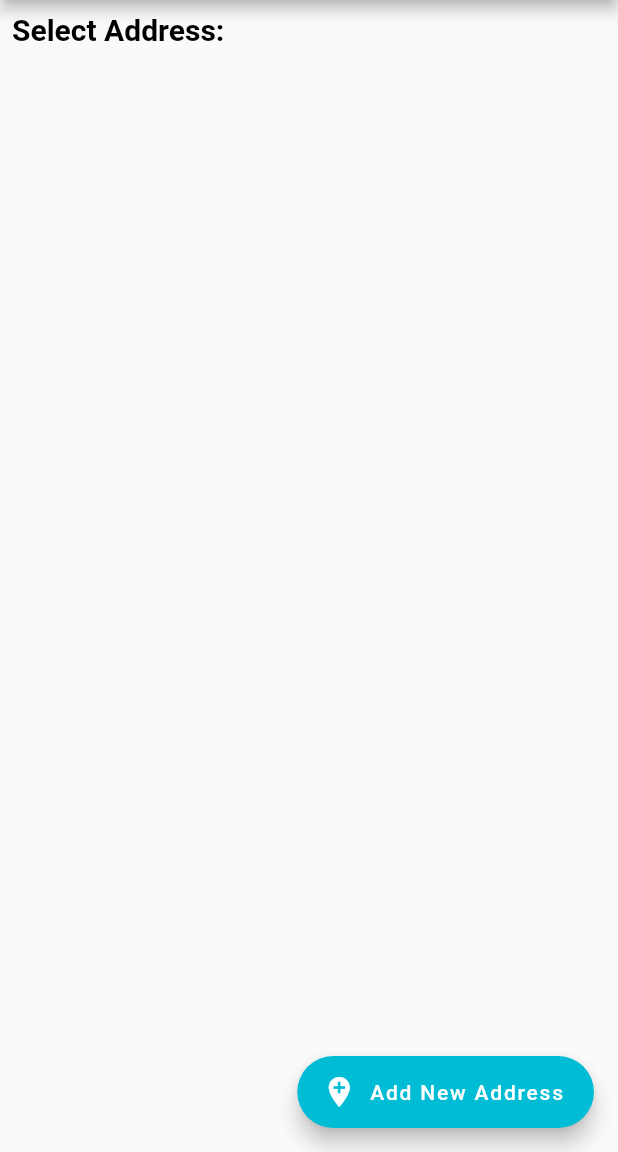
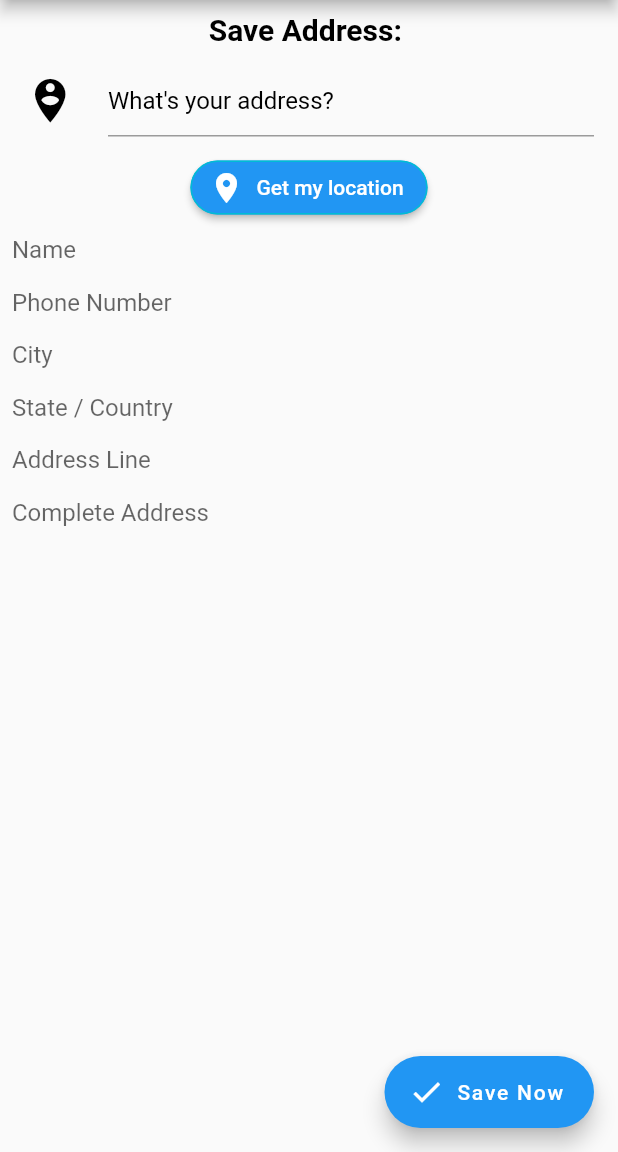
Before and after one commit to name-iffat/tuition_app, a Flutter app: the AddressScreen screen opened directly, after a tap on "Add New Address", on a phone screen of 412 x 824 dp, the part 84-1236 px from its top. Run offline on Flutter 3.47's test engine with Material 2 defaults, Android fonts, the phone set to English and light mode, and no system bars; our stand-ins replace carousel_slider, cloud_firestore, firebase_auth, firebase_core, firebase_storage, fluttertoast and 4 more; missing offline and left inert: number_inc_dec; accounts and stored records are empty.

Commit message:
save new address UI

```diff
--- a/lib/mainScreeen/address_screen.dart
+++ b/lib/mainScreeen/address_screen.dart
@@ -1,4 +1,6 @@
 import 'package:flutter/material.dart';
+import 'package:tuition_app/mainScreeen/save_address_screen.dart';
+import 'package:tuition_app/widgets/simple_app_bar.dart';
 
 class AddressScreen extends StatefulWidget {
 
@@ -15,30 +17,7 @@ class _AddressScreenState extends State<AddressScreen> {
   @override
   Widget build(BuildContext context) {
     return Scaffold(
-      appBar: AppBar(
-        iconTheme: const IconThemeData(
-          color: Colors.white,
-        ),
-        flexibleSpace: Container(
-          decoration: const BoxDecoration(
-              gradient: LinearGradient(
-                colors: [
-                  Colors.cyan,
-                  Colors.amber,
-                ],
-                begin: const FractionalOffset(0.0, 0.0),
-                end: const FractionalOffset(1.0, 0.0),
-                stops: [0.0,1.0],
-                tileMode: TileMode.clamp,
-              )
-          ),
-        ),
-        title: const Text(
-          "TutorGO",
-          style: TextStyle(fontSize: 30, fontFamily: "Bebas"),
-        ),
-        centerTitle: true,
-      ),
+      appBar: SimpleAppBar(),
       floatingActionButton: FloatingActionButton.extended(
         label: const Text("Add New Address"),
           backgroundColor: Colors.cyan,
@@ -46,6 +25,7 @@ class _AddressScreenState extends State<AddressScreen> {
           onPressed: ()
           {
             //save address to parent location
+            Navigator.push(context, MaterialPageRoute(builder: (c)=> SaveAddressScreen()));
           }
           ),
       body: Column(
--- /dev/null
+++ b/lib/mainScreeen/save_address_screen.dart
@@ -0,0 +1,128 @@
+import 'package:flutter/material.dart';
+import 'package:tuition_app/widgets/simple_app_bar.dart';
+import 'package:tuition_app/widgets/text_field.dart';
+
+class SaveAddressScreen extends StatelessWidget {
+  final _name = TextEditingController();
+  final _phoneNumber = TextEditingController();
+  final _flatNumber = TextEditingController();
+  final _city = TextEditingController();
+  final _state = TextEditingController();
+  final _completeAddress = TextEditingController();
+  final _locationController = TextEditingController();
+
+  final formKey = GlobalKey<FormState>();
+
+  @override
+  Widget build(BuildContext context) {
+    return Scaffold(
+      appBar: SimpleAppBar(),
+      body: SingleChildScrollView(
+        child: Column(
+          children: [
+            const Align(
+              child: Padding(
+                padding: EdgeInsets.all(8),
+                child: Text(
+                  "Save Address: ",
+                  style: TextStyle(
+                    color: Colors.black,
+                    fontWeight: FontWeight.bold,
+                    fontSize: 20,
+                  ),
+                ),
+              ),
+            ),
+            ListTile(
+              leading: const Icon(
+                Icons.person_pin_circle,
+                color: Colors.black,
+                size: 35,
+              ),
+              title: Container(
+                width: 250,
+                child: TextField(
+                  style: const TextStyle(
+                    color: Colors.black,
+                  ),
+                  controller: _locationController,
+                  decoration: InputDecoration(
+                    hintText: "What's your address?",
+                    hintStyle: TextStyle(
+                      color: Colors.black,
+                    ),
+                  ),
+                ),
+              ),
+            ),
+
+            const SizedBox(height: 6,),
+
+            ElevatedButton.icon(
+              label: const Text(
+                "Get my location",
+                style: TextStyle(
+                  color: Colors.white,
+                ),
+              ),
+              icon: const Icon(Icons.location_on, color: Colors.white,),
+              style: ButtonStyle(
+                shape: MaterialStateProperty.all<RoundedRectangleBorder>(
+                  RoundedRectangleBorder(
+                    borderRadius: BorderRadius.circular(30),
+                    side: const BorderSide(color: Colors.cyan),
+                  ),
+                ),
+              ),
+              onPressed: ()
+              {
+                //getCurrentLocationWithAddress
+              },
+            ),
+
+            Form(
+              key: formKey,
+              child: Column(
+                children: [
+                  MyTextField(
+                    hint: "Name",
+                    controller: _name,
+                  ),
+                  MyTextField(
+                    hint: "Phone Number",
+                    controller: _phoneNumber,
+                  ),
+                  MyTextField(
+                    hint: "City",
+                    controller: _city,
+                  ),
+                  MyTextField(
+                    hint: "State / Country",
+                    controller: _state,
+                  ),
+                  MyTextField(
+                    hint: "Address Line",
+                    controller: _flatNumber,
+                  ),
+                  MyTextField(
+                    hint: "Complete Address",
+                    controller: _completeAddress,
+                  ),
+
+                ],
+              ),
+            ),
+          ],
+        ),
+      ),
+      floatingActionButton: FloatingActionButton.extended(
+        label: const Text("Save Now"),
+        icon: const Icon(Icons.check),
+        onPressed: ()
+        {
+          //save address info
+        },
+      ),
+    );
+  }
+}
--- /dev/null
+++ b/lib/widgets/simple_app_bar.dart
@@ -0,0 +1,39 @@
+import 'package:flutter/material.dart';
+
+class SimpleAppBar extends StatelessWidget implements PreferredSizeWidget{
+  final PreferredSizeWidget? bottom;
+
+  SimpleAppBar({this.bottom});
+
+  @override
+  Size get preferredSize => bottom==null?Size(56, AppBar().preferredSize.height):Size(56,80 + AppBar().preferredSize.height);
+
+
+  @override
+  Widget build(BuildContext context) {
+    return AppBar(
+      iconTheme: const IconThemeData(
+        color: Colors.white,
+      ),
+      flexibleSpace: Container(
+        decoration: const BoxDecoration(
+            gradient: LinearGradient(
+              colors: [
+                Colors.cyan,
+                Colors.amber,
+              ],
+              begin: const FractionalOffset(0.0, 0.0),
+              end: const FractionalOffset(1.0, 0.0),
+              stops: [0.0,1.0],
+              tileMode: TileMode.clamp,
+            )
+        ),
+      ),
+      title: const Text(
+        "TutorGO",
+        style: TextStyle(fontSize: 30, fontFamily: "Bebas"),
+      ),
+      centerTitle: true,
+    );
+  }
+}
--- /dev/null
+++ b/lib/widgets/text_field.dart
@@ -0,0 +1,21 @@
+import 'package:flutter/material.dart';
+
+class MyTextField extends StatelessWidget {
+  final String? hint;
+  final TextEditingController? controller;
+
+  MyTextField({this.hint,this.controller});
+
+  @override
+  Widget build(BuildContext context) {
+    return Padding(
+      padding: const EdgeInsets.all(8),
+      child: TextFormField(
+        controller: controller,
+        decoration: InputDecoration.collapsed(hintText: hint),
+        validator: (value) => value!.isEmpty ? "Field cannot be empty." : null,
+      ),
+
+    );
+  }
+}
```
